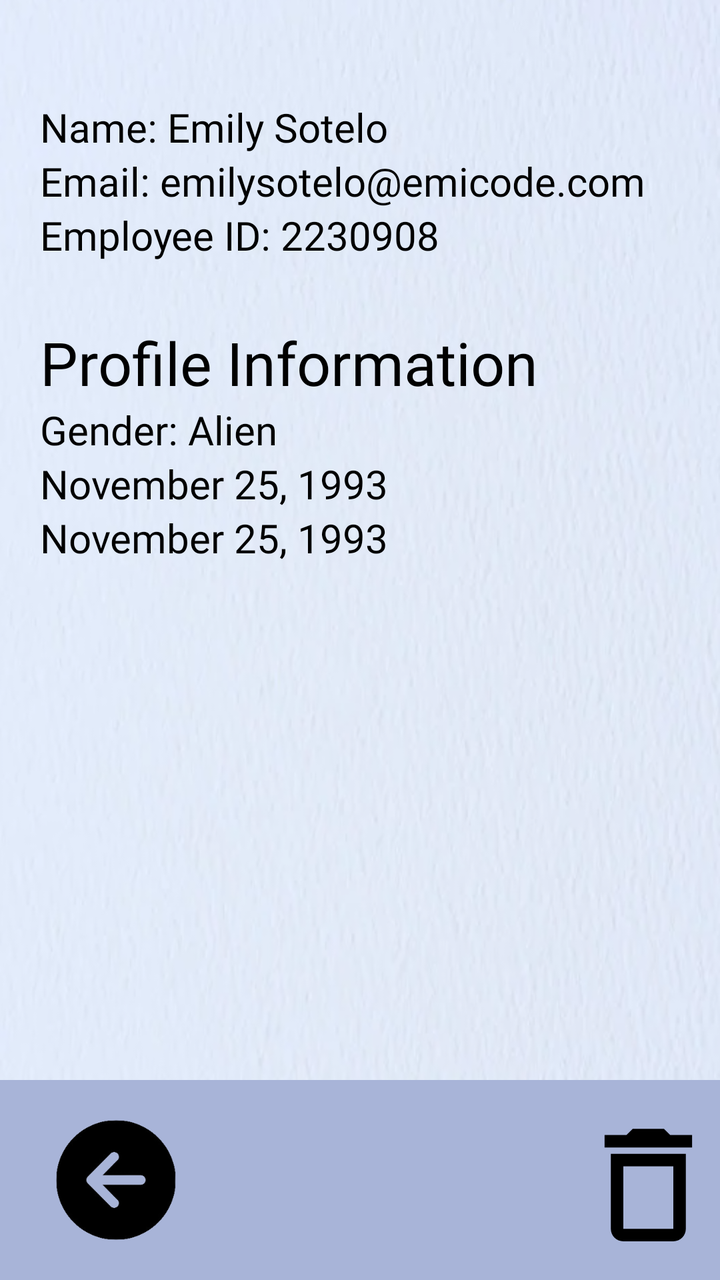
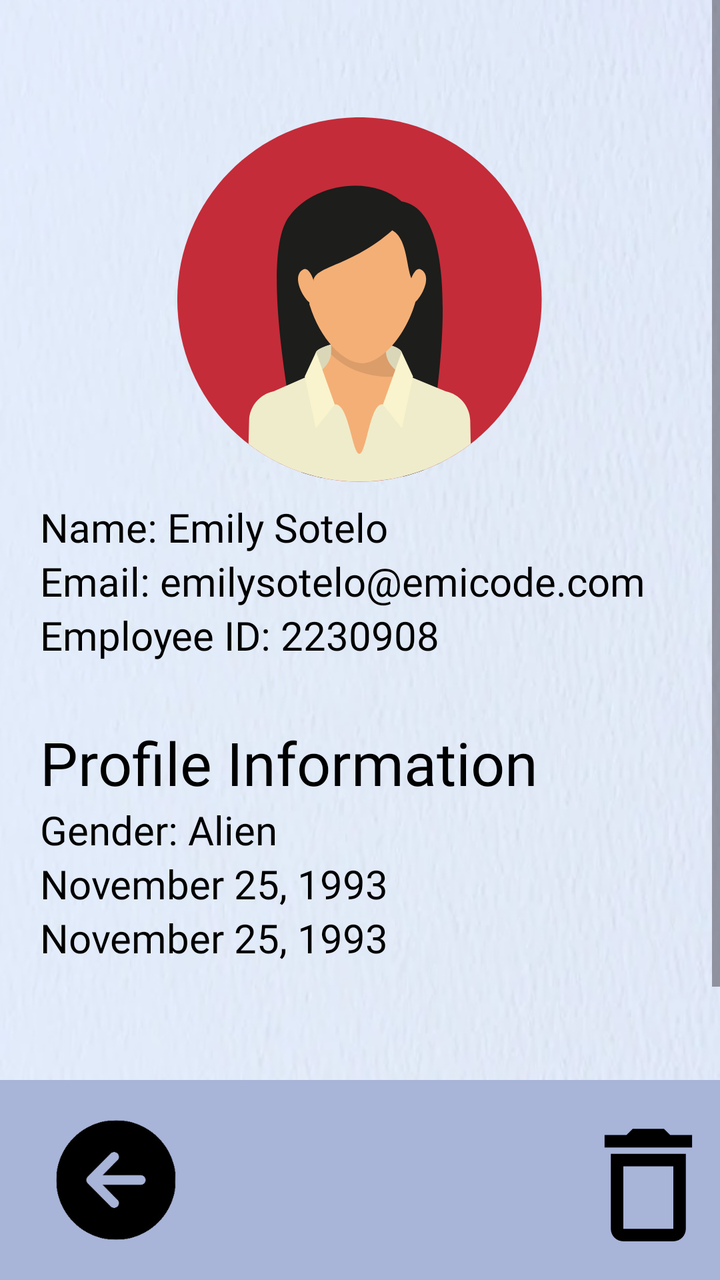

Before-and-after screenshots of an Android layout around one commit, followed by the original layout XML and the change that was made.
<!-- AndroidManifest.xml: application theme Theme.FinalsApplication -->
<!-- res/layout/activity_delete.xml -->
<?xml version="1.0" encoding="utf-8"?>
<RelativeLayout xmlns:android="http://schemas.android.com/apk/res/android"
    android:layout_width="match_parent"
    android:layout_height="match_parent"
    xmlns:tools="http://schemas.android.com/tools"
    xmlns:app="http://schemas.android.com/apk/res-auto"
    android:background="@drawable/textured_background">

    <ScrollView
        android:layout_width="409dp"
        android:layout_height="729dp"
        tools:layout_editor_absoluteX="1dp"
        tools:layout_editor_absoluteY="1dp">


        <LinearLayout
            android:layout_width="match_parent"
            android:layout_height="wrap_content"
            android:orientation="vertical">

            <LinearLayout
                android:layout_width="match_parent"
                android:layout_height="wrap_content"
                android:orientation="vertical"
                android:layout_marginTop="50dp">

                <TextView
                    android:id="@+id/user_name"
                    android:layout_width="match_parent"
                    android:layout_height="wrap_content"
                    android:layout_marginLeft="20dp"
                    android:textSize="20sp"
                    android:fontFamily="@font/roboto_regular"
                    android:textColor="@color/black"
                    android:text="Name: Emily Sotelo">

                </TextView>

                <TextView
                    android:id="@+id/user_email"
                    android:layout_width="match_parent"
                    android:layout_height="wrap_content"
                    android:layout_marginLeft="20dp"
                    android:textSize="20sp"
                    android:fontFamily="@font/roboto_regular"
                    android:textColor="@color/black"
                    android:text="Email: emilysotelo@emicode.com">

                </TextView>

                <TextView
                    android:id="@+id/employee_id"
                    android:layout_width="match_parent"
                    android:layout_height="wrap_content"
                    android:layout_marginLeft="20dp"
                    android:textSize="20sp"
                    android:fontFamily="@font/roboto_regular"
                    android:textColor="@color/black"
                    android:text="Employee ID: 2230908">

                </TextView>

                <TextView
                    android:id="@+id/prof_info"
                    android:layout_width="match_parent"
                    android:layout_height="wrap_content"
                    android:layout_marginTop="30dp"
                    android:layout_marginLeft="20dp"
                    android:textSize="30sp"
                    android:fontFamily="@font/roboto_bold"
                    android:textColor="@color/black"
                    android:text="Profile Information">

                </TextView>

                <TextView
                    android:id="@+id/user_sex"
                    android:layout_width="match_parent"
                    android:layout_height="wrap_content"
                    android:layout_marginLeft="20dp"
                    android:textSize="20sp"
                    android:fontFamily="@font/roboto_regular"
                    android:textColor="@color/black"
                    android:text="Gender: Alien">

                </TextView>

                <TextView
                    android:id="@+id/date_of_birth"
                    android:layout_width="match_parent"
                    android:layout_height="wrap_content"
                    android:layout_marginLeft="20dp"
                    android:textSize="20sp"
                    android:fontFamily="@font/roboto_regular"
                    android:textColor="@color/black"
                    android:text="November 25, 1993">

                </TextView>

                <TextView
                    android:id="@+id/date_hired"
                    android:layout_width="match_parent"
                    android:layout_height="wrap_content"
                    android:layout_marginLeft="20dp"
                    android:fontFamily="@font/roboto_regular"
                    android:text="November 25, 1993"
                    android:textColor="@color/black"
                    android:textSize="20sp">

                </TextView>

                <TextView
                    android:layout_width="match_parent"
                    android:layout_height="208dp"
                    android:layout_marginLeft="20dp"
                    android:fontFamily="@font/roboto_regular"
                    android:textColor="@color/black"
                    android:textSize="20sp">

                </TextView>

            </LinearLayout>

            <LinearLayout
                android:layout_width="wrap_content"
                android:layout_height="match_parent"
                android:orientation="vertical"
                android:layout_marginTop="30dp"/>

            <LinearLayout
                android:layout_width="wrap_content"
                android:layout_height="match_parent"
                android:orientation="vertical"
                android:layout_marginTop="30dp"/>

            <LinearLayout
                android:layout_width="wrap_content"
                android:layout_height="match_parent"
                android:orientation="vertical"
                android:layout_marginTop="30dp"/>

            <LinearLayout
                android:layout_width="wrap_content"
                android:layout_height="wrap_content"/>

            <LinearLayout
                android:layout_width="match_parent"
                android:layout_height="wrap_content"
                android:layout_marginTop="50dp"
                android:orientation="vertical">

            </LinearLayout>

        </LinearLayout>
    </ScrollView>
    <LinearLayout
        android:layout_width="match_parent"
        android:layout_height="100dp"
        android:layout_alignParentBottom="true"
        android:background="#a8b4d8">

        <ImageButton
            android:id="@+id/imageButtonBackLP1"
            android:layout_width="76dp"
            android:layout_height="wrap_content"
            android:layout_marginStart="20dp"
            android:layout_marginTop="20dp"
            android:layout_marginBottom="20dp"
            android:background="?android:attr/selectableItemBackground"
            android:scaleType="fitCenter"
            android:src="@drawable/arrowleft" />

        <ImageButton
            android:id="@+id/deleteButton"
            android:layout_width="156dp"
            android:layout_height="75dp"
            android:layout_marginStart="150dp"
            android:layout_marginTop="15dp"
            android:layout_marginBottom="20dp"
            android:background="?android:attr/selectableItemBackground"
            android:scaleType="fitCenter"
            android:tint="@color/black"
            app:srcCompat="@drawable/delete_trashcan" />

    </LinearLayout>


</RelativeLayout>
<!-- resources referenced by this layout -->
<resources>
  <color name="black">#000000</color>
  <!-- drawable arrowleft: png bitmap (drawable, 16559 bytes) -->
  <!-- drawable delete_trashcan (drawable) -->
  <vector android:height="24dp" android:tint="#FFFFFF"
      android:viewportHeight="24" android:viewportWidth="24"
      android:width="24dp" xmlns:android="http://schemas.android.com/apk/res/android">
      <path android:fillColor="@android:color/white" android:pathData="M6,19c0,1.1 0.9,2 2,2h8c1.1,0 2,-0.9 2,-2L18,7L6,7v12zM8,9h8v10L8,19L8,9zM15.5,4l-1,-1h-5l-1,1L5,4v2h14L19,4z"/>
  </vector>
  <!-- drawable textured_background: png bitmap (drawable, 258989 bytes) -->
  <style name="Theme.FinalsApplication" parent="Base.Theme.FinalsApplication" />
  <style name="Base.Theme.FinalsApplication" parent="Theme.Material3.DayNight.NoActionBar">
          
          
          <item name="android:statusBarColor">#00000000</item>
      </style>
</resources>

<!-- the commit's change to res/layout/activity_delete.xml (unified diff, before → after) -->
@@ -23,6 +23,13 @@
                 android:layout_height="wrap_content"
                 android:orientation="vertical"
                 android:layout_marginTop="50dp">
+
+                <ImageView
+                    android:id="@+id/profile_pic"
+                    android:layout_width="match_parent"
+                    android:layout_height="200dp"
+                    android:src="@drawable/female_icon"
+                    />
 
                 <TextView
                     android:id="@+id/user_name"
<!-- resource entries referenced after the edit -->
@@ -8,6 +8,7 @@
       android:width="24dp" xmlns:android="http://schemas.android.com/apk/res/android">
       <path android:fillColor="@android:color/white" android:pathData="M6,19c0,1.1 0.9,2 2,2h8c1.1,0 2,-0.9 2,-2L18,7L6,7v12zM8,9h8v10L8,19L8,9zM15.5,4l-1,-1h-5l-1,1L5,4v2h14L19,4z"/>
   </vector>
+  <!-- drawable female_icon: png bitmap (drawable, 29469 bytes) -->
   <!-- drawable textured_background: png bitmap (drawable, 258989 bytes) -->
   <style name="Theme.FinalsApplication" parent="Base.Theme.FinalsApplication" />
   <style name="Base.Theme.FinalsApplication" parent="Theme.Material3.DayNight.NoActionBar">
